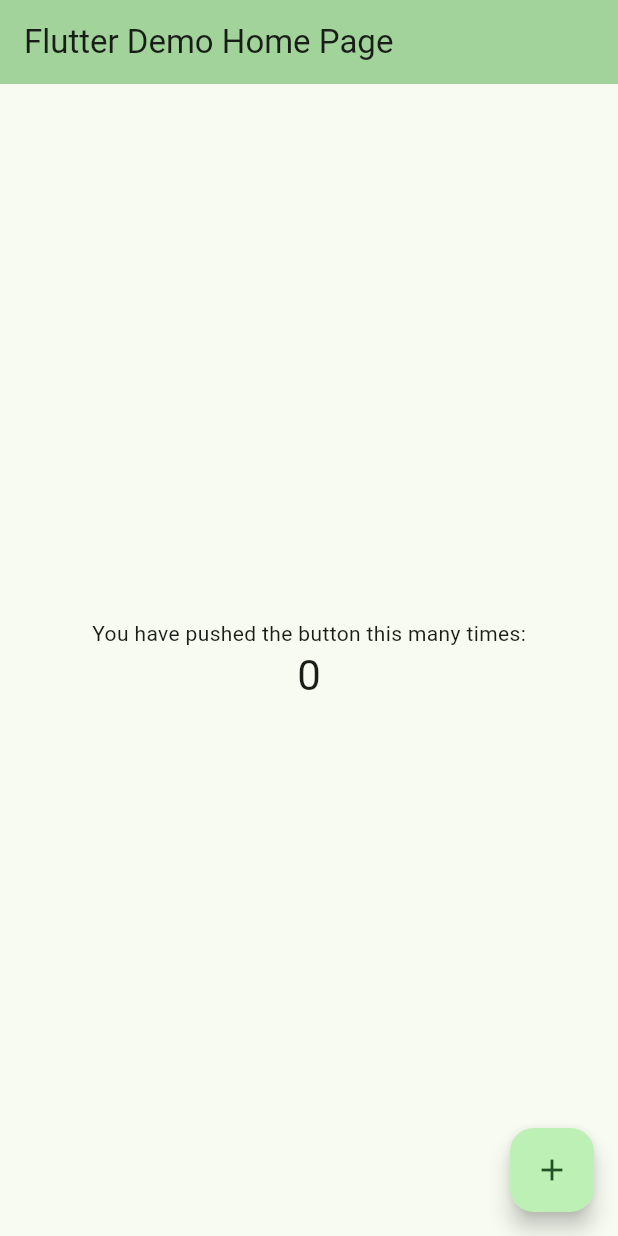
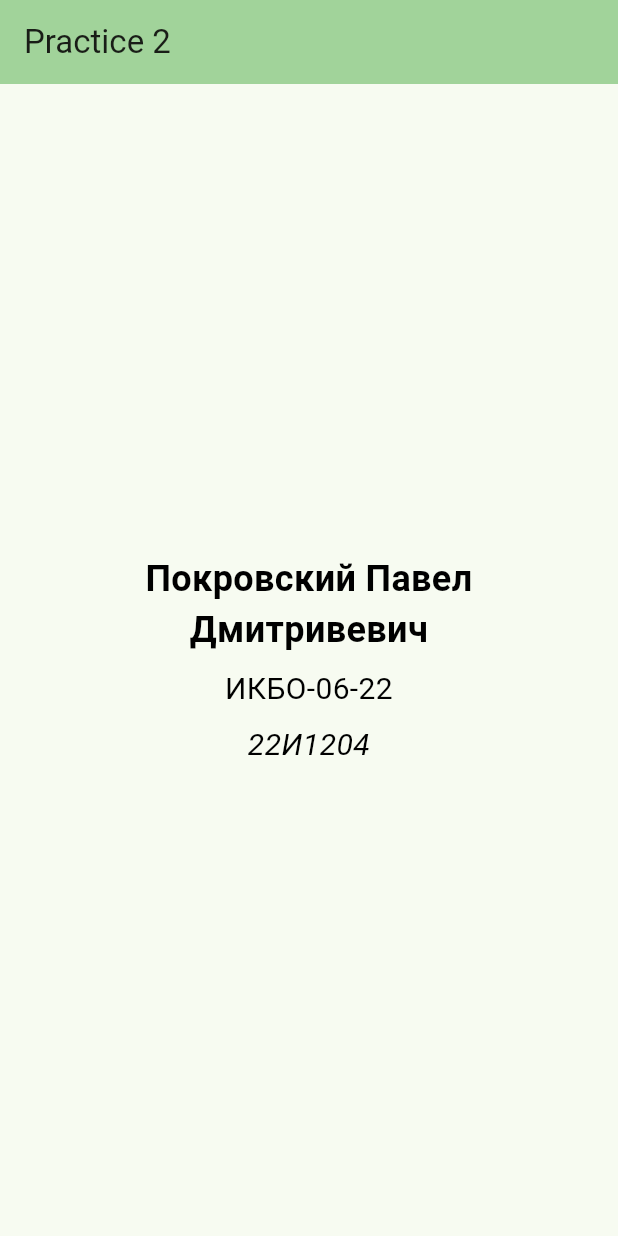
Before and after one commit to Le1NZ/flutter_practics, a Flutter app: the screen it shows after launch, on a phone screen of 412 x 824 dp. Run offline on Flutter 3.47's test engine with Material 3 defaults, Android fonts, the light colour scheme and no system bars.

Commit message:
Practice 2: Add base architecture and texts to main screen

```diff
--- a/lib/main.dart
+++ b/lib/main.dart
@@ -1,122 +1,29 @@
 import 'package:flutter/material.dart';
+
+import 'package:flutter_project/src/core/design/design.dart';
+import 'package:flutter_project/src/feature/home/home.dart';
 
 void main() {
   runApp(const MyApp());
 }
 
 class MyApp extends StatelessWidget {
+
+  final String _appTitle = 'Practice 2';
+
   const MyApp({super.key});
 
-  // This widget is the root of your application.
   @override
   Widget build(BuildContext context) {
     return MaterialApp(
-      title: 'Flutter Demo',
-      theme: ThemeData(
-        // This is the theme of your application.
-        //
-        // TRY THIS: Try running your application with "flutter run". You'll see
-        // the application has a purple toolbar. Then, without quitting the app,
-        // try changing the seedColor in the colorScheme below to Colors.green
-        // and then invoke "hot reload" (save your changes or press the "hot
-        // reload" button in a Flutter-supported IDE, or press "r" if you used
-        // the command line to start the app).
-        //
-        // Notice that the counter didn't reset back to zero; the application
-        // state is not lost during the reload. To reset the state, use hot
-        // restart instead.
-        //
-        // This works for code too, not just values: Most code changes can be
-        // tested with just a hot reload.
-        colorScheme: ColorScheme.fromSeed(seedColor: Colors.green),
-      ),
-      home: const MyHomePage(title: 'Flutter Demo Home Page'),
+        title: _appTitle,
+        theme: ThemeData(
+          colorScheme: ColorScheme.fromSeed(seedColor: Colors.green),
+        ),
+        home: AppScaffold(
+          body: const HomeScreen(),
+          title: _appTitle,
+        ),
     );
   }
 }
-
-class MyHomePage extends StatefulWidget {
-  const MyHomePage({super.key, required this.title});
-
-  // This widget is the home page of your application. It is stateful, meaning
-  // that it has a State object (defined below) that contains fields that affect
-  // how it looks.
-
-  // This class is the configuration for the state. It holds the values (in this
-  // case the title) provided by the parent (in this case the App widget) and
-  // used by the build method of the State. Fields in a Widget subclass are
-  // always marked "final".
-
-  final String title;
-
-  @override
-  State<MyHomePage> createState() => _MyHomePageState();
-}
-
-class _MyHomePageState extends State<MyHomePage> {
-  int _counter = 0;
-
-  void _incrementCounter() {
-    setState(() {
-      // This call to setState tells the Flutter framework that something has
-      // changed in this State, which causes it to rerun the build method below
-      // so that the display can reflect the updated values. If we changed
-      // _counter without calling setState(), then the build method would not be
-      // called again, and so nothing would appear to happen.
-      _counter++;
-    });
-  }
-
-  @override
-  Widget build(BuildContext context) {
-    // This method is rerun every time setState is called, for instance as done
-    // by the _incrementCounter method above.
-    //
-    // The Flutter framework has been optimized to make rerunning build methods
-    // fast, so that you can just rebuild anything that needs updating rather
-    // than having to individually change instances of widgets.
-    return Scaffold(
-      appBar: AppBar(
-        // TRY THIS: Try changing the color here to a specific color (to
-        // Colors.amber, perhaps?) and trigger a hot reload to see the AppBar
-        // change color while the other colors stay the same.
-        backgroundColor: Theme.of(context).colorScheme.inversePrimary,
-        // Here we take the value from the MyHomePage object that was created by
-        // the App.build method, and use it to set our appbar title.
-        title: Text(widget.title),
-      ),
-      body: Center(
-        // Center is a layout widget. It takes a single child and positions it
-        // in the middle of the parent.
-        child: Column(
-          // Column is also a layout widget. It takes a list of children and
-          // arranges them vertically. By default, it sizes itself to fit its
-          // children horizontally, and tries to be as tall as its parent.
-          //
-          // Column has various properties to control how it sizes itself and
-          // how it positions its children. Here we use mainAxisAlignment to
-          // center the children vertically; the main axis here is the vertical
-          // axis because Columns are vertical (the cross axis would be
-          // horizontal).
-          //
-          // TRY THIS: Invoke "debug painting" (choose the "Toggle Debug Paint"
-          // action in the IDE, or press "p" in the console), to see the
-          // wireframe for each widget.
-          mainAxisAlignment: MainAxisAlignment.center,
-          children: <Widget>[
-            const Text('You have pushed the button this many times:'),
-            Text(
-              '$_counter',
-              style: Theme.of(context).textTheme.headlineMedium,
-            ),
-          ],
-        ),
-      ),
-      floatingActionButton: FloatingActionButton(
-        onPressed: _incrementCounter,
-        tooltip: 'Increment',
-        child: const Icon(Icons.add),
-      ), // This trailing comma makes auto-formatting nicer for build methods.
-    );
-  }
-}
--- /dev/null
+++ b/lib/src/core/design/design.dart
@@ -0,0 +1 @@
+export 'src/components/app_scaffold.dart';
--- /dev/null
+++ b/lib/src/core/design/src/components/app_scaffold.dart
@@ -0,0 +1,23 @@
+import 'package:flutter/material.dart';
+
+class AppScaffold extends StatelessWidget {
+  final String title;
+  final Widget body;
+
+  const AppScaffold({
+    super.key,
+    required this.body,
+    required this.title,
+  });
+
+  @override
+  Widget build(BuildContext context) {
+    return Scaffold(
+      appBar: AppBar(
+        backgroundColor: Theme.of(context).colorScheme.inversePrimary,
+        title: Text(title),
+      ),
+      body: body,
+    );
+  }
+}
--- /dev/null
+++ b/lib/src/feature/home/home.dart
@@ -0,0 +1 @@
+export 'src/home_screen.dart';
--- /dev/null
+++ b/lib/src/feature/home/src/home_screen.dart
@@ -0,0 +1,76 @@
+import 'package:flutter/material.dart';
+
+class HomeScreen extends StatelessWidget {
+  const HomeScreen({super.key});
+
+  @override
+  Widget build(BuildContext context) {
+    return Center(
+      child: Padding(
+        padding: EdgeInsets.all(16),
+        child: Column(
+          mainAxisAlignment: MainAxisAlignment.center,
+          spacing: 8,
+          children: [
+            const _Name(),
+            const _GroupNumber(),
+            const _StudentIdCardNumber(),
+          ],
+        ),
+      ),
+    );
+  }
+}
+
+class _Name extends StatelessWidget {
+  const _Name();
+
+  final String name = 'Покровский Павел Дмитривевич';
+
+  @override
+  Widget build(BuildContext context) {
+    return Text(
+      name,
+      style: TextStyle(
+        fontSize: 24,
+        color: Colors.black,
+        fontWeight: FontWeight.bold,
+      ),
+      textAlign: TextAlign.center,
+    );
+  }
+}
+
+class _GroupNumber extends StatelessWidget {
+  const _GroupNumber();
+
+  final String groupNumber = 'ИКБО-06-22';
+
+  @override
+  Widget build(BuildContext context) {
+    return Text(
+      groupNumber,
+      style: TextStyle(fontSize: 20, color: Colors.black),
+      textAlign: TextAlign.center,
+    );
+  }
+}
+
+class _StudentIdCardNumber extends StatelessWidget {
+  const _StudentIdCardNumber();
+
+  final String cardNumber = '22И1204';
+
+  @override
+  Widget build(BuildContext context) {
+    return Text(
+      cardNumber,
+      style: TextStyle(
+        fontSize: 20,
+        color: Colors.black,
+        fontStyle: FontStyle.italic,
+      ),
+      textAlign: TextAlign.center,
+    );
+  }
+}
```
Also changed, not shown: 1 other file.
